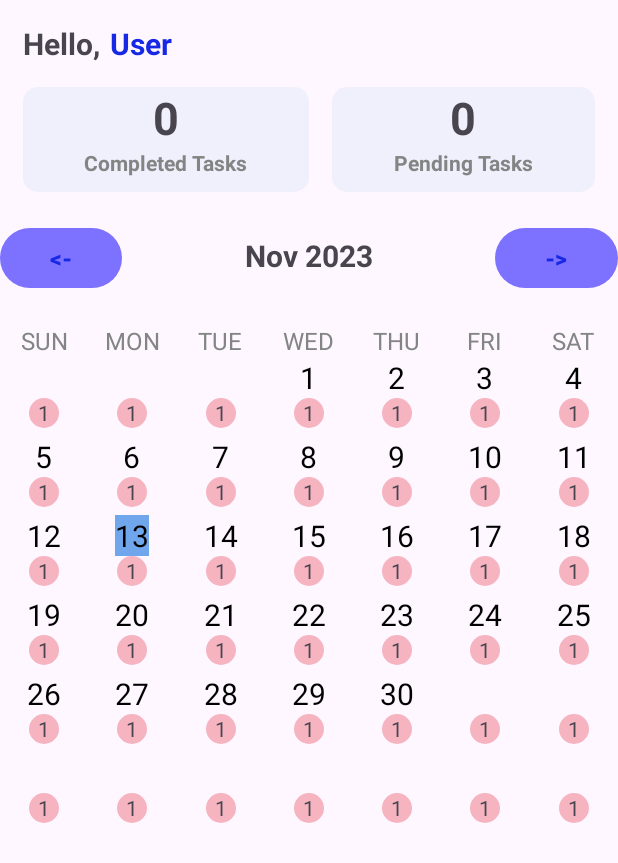
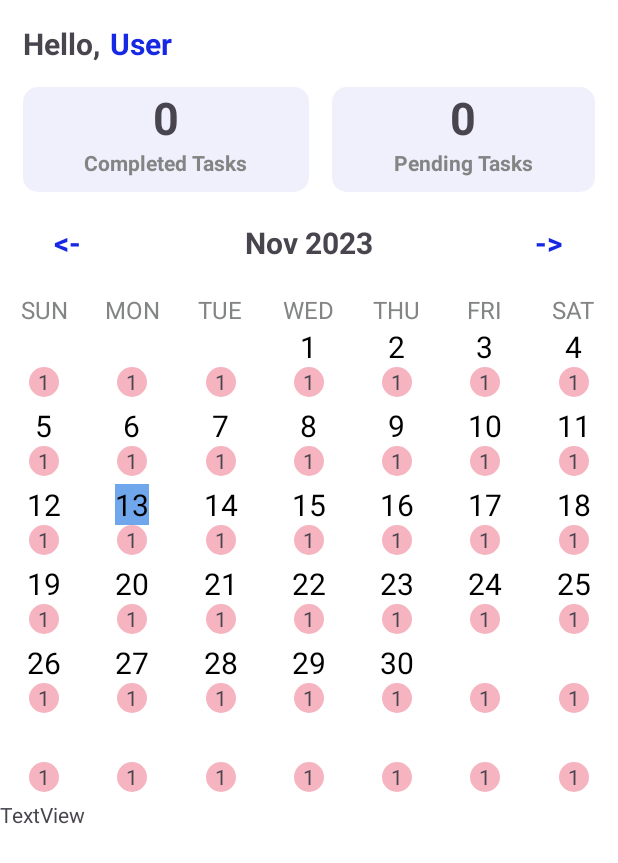
Before and after one commit to sunnylam9876/TaskManager-Android, an Android app: the screen it shows after launch (DashBoard), on a phone screen of 412 x 824 dp. Shown: the top 863 px of the screen. Run offline under Robolectric (Android 15) with nearby library versions, the phone set to English and light mode, and no system bars.

Commit message:
revised calendar button background

```diff
--- a/app/src/main/java/com/example/taskmanager/DashBoard.java
+++ b/app/src/main/java/com/example/taskmanager/DashBoard.java
@@ -28,25 +28,47 @@ import java.util.Date;
 
 public class DashBoard extends AppCompatActivity implements MyCalendarAdapter.OnItemClickListener {
 
-    private TextView tvMonthYear;
+    //------------------------------------------------------------------
+    // for calendar recycler view
+    private TextView tvMonthYear, tvFwd, tvBwd;     // TextView for choosing the month of calendar
     private RecyclerView rvCalendar;
     private RecyclerView.LayoutManager layoutManager;
     private RecyclerView.Adapter calendarAdapter;
-
     private ArrayList<String> daysInMonth;
     private LocalDate selectedDate;
-
     private DateClass dateClass;      //custom date class
+    //------------------------------------------------------------------
 
     @Override
     protected void onCreate(Bundle savedInstanceState) {
         super.onCreate(savedInstanceState);
         setContentView(R.layout.activity_dashboard);
 
+        //------------------------------------------------------------------
+        //set calendar
         rvCalendar = findViewById(R.id.rvCalendar);
         tvMonthYear = findViewById(R.id.tvMonthYear);
         selectedDate = LocalDate.now();
         setMonthView();
+
+        tvFwd = findViewById(R.id.tvFwd);
+        tvBwd = findViewById(R.id.tvBwd);
+        tvFwd.setOnClickListener(new View.OnClickListener() {
+            @Override
+            public void onClick(View v) {
+                nextMonthAction(v);
+            }
+        });
+
+        tvBwd.setOnClickListener(new View.OnClickListener() {
+            @Override
+            public void onClick(View v) {
+                previousMonthAction(v);
+            }
+        });
+        //------------------------------------------------------------------
+
+
     }
 
     // set the recycler view to display the calendar
@@ -66,7 +88,7 @@ public class DashBoard extends AppCompatActivity implements MyCalendarAdapter.On
         ((MyCalendarAdapter) calendarAdapter).setOnItemClickListener(this);
     }
 
-    // get the days in a month can convert it to an array
+    // get the days in a month and convert them to an array
     private ArrayList<String> daysInMonthArray(LocalDate date) {
         ArrayList<String> daysInMonthArray = new ArrayList<>();
         YearMonth yearMonth = YearMonth.from(date);
--- /dev/null
+++ b/app/src/main/res/drawable/background_button.xml
@@ -0,0 +1,10 @@
+<?xml version="1.0" encoding="utf-8"?>
+<selector xmlns:android="http://schemas.android.com/apk/res/android">
+    <item>
+        <shape android:shape="rectangle">
+            <solid android:color="@color/white" />
+            <corners android:radius="1dp" />
+        </shape>
+
+    </item>
+</selector>
--- a/app/src/main/res/layout/activity_dashboard.xml
+++ b/app/src/main/res/layout/activity_dashboard.xml
@@ -4,6 +4,7 @@
     xmlns:tools="http://schemas.android.com/tools"
     android:layout_width="match_parent"
     android:layout_height="match_parent"
+    android:background="@drawable/background_button"
     tools:context=".DashBoard">
 
     <ScrollView
@@ -13,7 +14,7 @@
         <LinearLayout
             android:layout_width="match_parent"
             android:layout_height="wrap_content"
-            android:orientation="vertical" >
+            android:orientation="vertical">
 
             <LinearLayout
                 android:layout_width="match_parent"
@@ -112,43 +113,44 @@
             <LinearLayout
                 android:layout_width="match_parent"
                 android:layout_height="match_parent"
-                android:orientation="horizontal"
+                android:layout_marginTop="20dp"
                 android:layout_marginBottom="20dp"
-                android:layout_marginTop="20dp">
+                android:orientation="horizontal">
 
-                <Button
-                    android:layout_width="0dp"
-                    android:layout_height="wrap_content"
+                <TextView
+                    android:id="@+id/tvBwd"
+                    android:layout_width="wrap_content"
+                    android:layout_height="match_parent"
                     android:layout_weight="1"
+                    android:gravity="center_horizontal|center_vertical"
                     android:text="@string/back"
+                    android:textAlignment="center"
                     android:textColor="@color/blue"
-                    android:background="@null"
-                    android:textStyle="bold"
-                    android:textSize="15sp"
-                    android:onClick= "previousMonthAction"
-                    />
+                    android:textSize="20sp"
+                    android:textStyle="bold" />
 
                 <TextView
                     android:id="@+id/tvMonthYear"
                     android:layout_width="wrap_content"
                     android:layout_height="wrap_content"
                     android:layout_weight="2"
-                    android:text="Hello"
+                    android:text="Date"
                     android:textAlignment="center"
                     android:textSize="20sp"
                     android:textStyle="bold" />
 
-                <Button
-                    android:layout_width="0dp"
-                    android:layout_height="wrap_content"
+                <TextView
+                    android:id="@+id/tvFwd"
+                    android:layout_width="wrap_content"
+                    android:layout_height="match_parent"
                     android:layout_weight="1"
-                    android:background="@null"
+                    android:gravity="center_horizontal|center_vertical"
                     android:text="@string/forward"
-                    android:textStyle="bold"
+                    android:textAlignment="center"
                     android:textColor="@color/blue"
-                    android:textSize="15sp"
-                    android:onClick="nextMonthAction"
-                    />
+                    android:textSize="20sp"
+                    android:textStyle="bold" />
+
             </LinearLayout>
 
             <LinearLayout
@@ -161,8 +163,8 @@
                     android:layout_height="wrap_content"
                     android:layout_weight="1"
                     android:text="SUN"
+                    android:textAlignment="center"
                     android:textColor="@color/dark_grey"
-                    android:textAlignment="center"
                     android:textSize="16sp" />
 
                 <TextView
@@ -170,8 +172,8 @@
                     android:layout_height="wrap_content"
                     android:layout_weight="1"
                     android:text="MON"
+                    android:textAlignment="center"
                     android:textColor="@color/dark_grey"
-                    android:textAlignment="center"
                     android:textSize="16sp" />
 
                 <TextView
@@ -179,8 +181,8 @@
                     android:layout_height="wrap_content"
                     android:layout_weight="1"
                     android:text="TUE"
+                    android:textAlignment="center"
                     android:textColor="@color/dark_grey"
-                    android:textAlignment="center"
                     android:textSize="16sp" />
 
                 <TextView
@@ -188,8 +190,8 @@
                     android:layout_height="wrap_content"
                     android:layout_weight="1"
                     android:text="WED"
+                    android:textAlignment="center"
                     android:textColor="@color/dark_grey"
-                    android:textAlignment="center"
                     android:textSize="16sp" />
 
                 <TextView
@@ -197,24 +199,26 @@
                     android:layout_height="wrap_content"
                     android:layout_weight="1"
                     android:text="THU"
+                    android:textAlignment="center"
                     android:textColor="@color/dark_grey"
-                    android:textAlignment="center"
                     android:textSize="16sp" />
+
                 <TextView
                     android:layout_width="0dp"
                     android:layout_height="wrap_content"
                     android:layout_weight="1"
                     android:text="FRI"
+                    android:textAlignment="center"
                     android:textColor="@color/dark_grey"
-                    android:textAlignment="center"
                     android:textSize="16sp" />
+
                 <TextView
                     android:layout_width="0dp"
                     android:layout_height="wrap_content"
                     android:layout_weight="1"
                     android:text="SAT"
+                    android:textAlignment="center"
                     android:textColor="@color/dark_grey"
-                    android:textAlignment="center"
                     android:textSize="16sp" />
             </LinearLayout>
 
@@ -222,8 +226,17 @@
                 android:id="@+id/rvCalendar"
                 android:layout_width="match_parent"
                 android:layout_height="match_parent"
-                android:layout_weight="1" />
+                android:layout_weight="1" >
+
+            </androidx.recyclerview.widget.RecyclerView>
+
+            <TextView
+                android:id="@+id/textView13"
+                android:layout_width="wrap_content"
+                android:layout_height="wrap_content"
+                android:text="TextView" />
 
         </LinearLayout>
     </ScrollView>
+
 </androidx.constraintlayout.widget.ConstraintLayout>
```
